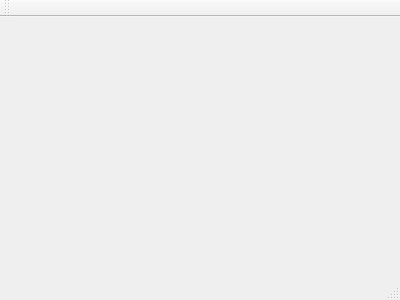
Qt form mainwindow.ui (Aoriseth/Qt-game-with-AStar-pathfinding) before a commit.
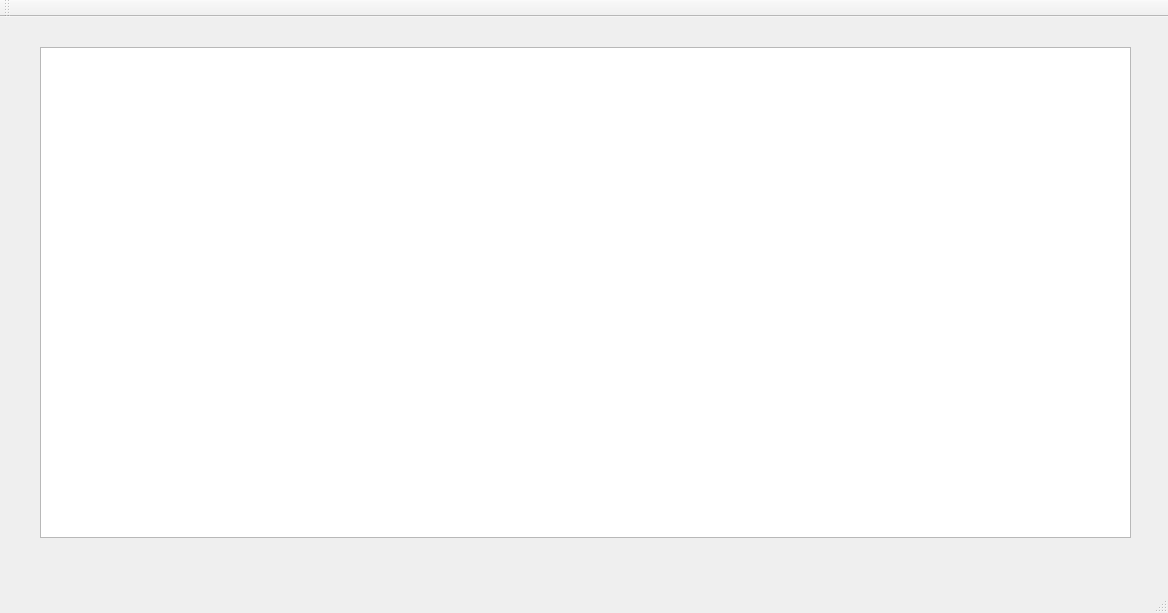
The same form after that commit.

```diff
--- a/mainwindow.ui
+++ b/mainwindow.ui
@@ -1,24 +1,53 @@
 <ui version="4.0">
  <class>MainWindow</class>
- <widget class="QMainWindow" name="MainWindow" >
-  <property name="geometry" >
+ <widget class="QMainWindow" name="MainWindow">
+  <property name="geometry">
    <rect>
     <x>0</x>
     <y>0</y>
-    <width>400</width>
-    <height>300</height>
+    <width>1168</width>
+    <height>613</height>
    </rect>
   </property>
   <property name="windowTitle" >
    <string>MainWindow</string>
   </property>
-  <widget class="QMenuBar" name="menuBar" />
-  <widget class="QToolBar" name="mainToolBar" />
-  <widget class="QWidget" name="centralWidget" />
-  <widget class="QStatusBar" name="statusBar" />
+  <widget class="QWidget" name="centralWidget">
+   <widget class="QGraphicsView" name="graphicsView">
+    <property name="geometry">
+     <rect>
+      <x>40</x>
+      <y>30</y>
+      <width>1091</width>
+      <height>491</height>
+     </rect>
+    </property>
+    <property name="autoFillBackground">
+     <bool>true</bool>
+    </property>
+   </widget>
+  </widget>
+  <widget class="QMenuBar" name="menuBar">
+   <property name="geometry">
+    <rect>
+     <x>0</x>
+     <y>0</y>
+     <width>1168</width>
+     <height>26</height>
+    </rect>
+   </property>
+  </widget>
+  <widget class="QToolBar" name="mainToolBar">
+   <attribute name="toolBarArea">
+    <enum>TopToolBarArea</enum>
+   </attribute>
+   <attribute name="toolBarBreak">
+    <bool>false</bool>
+   </attribute>
+  </widget>
+  <widget class="QStatusBar" name="statusBar"/>
  </widget>
- <layoutDefault spacing="6" margin="11" />
- <pixmapfunction></pixmapfunction>
+ <layoutdefault spacing="6" margin="11"/>
  <resources/>
  <connections/>
 </ui>
```
Left out of the diff: 3 changed lines with no effect on the pictures.
